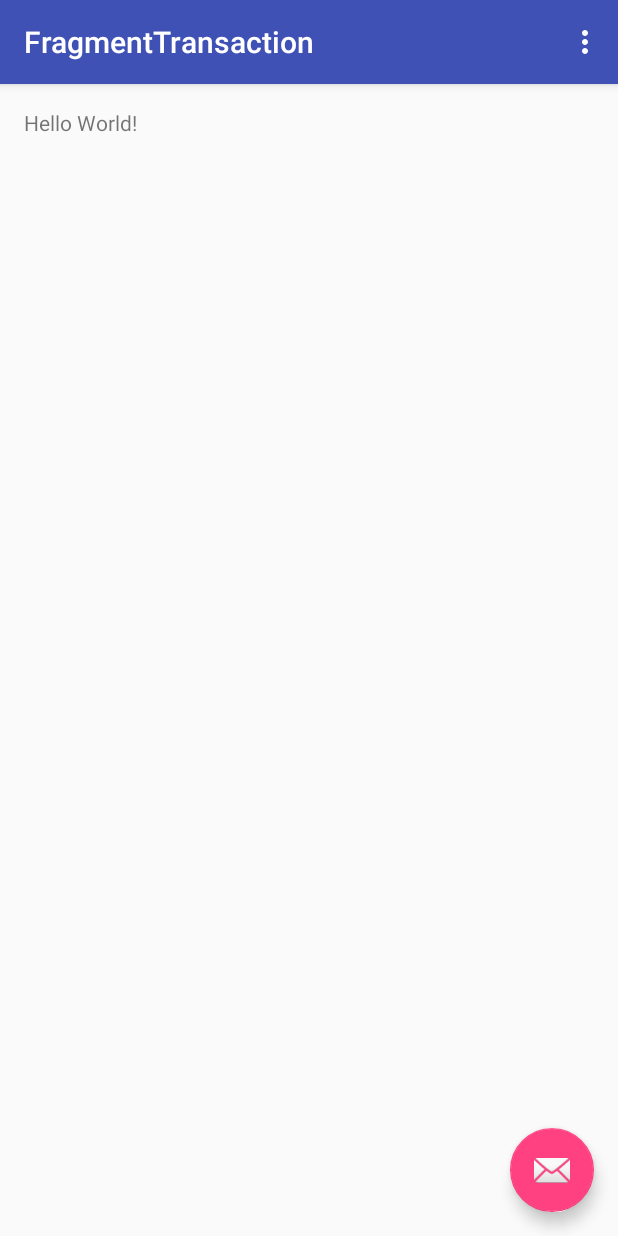
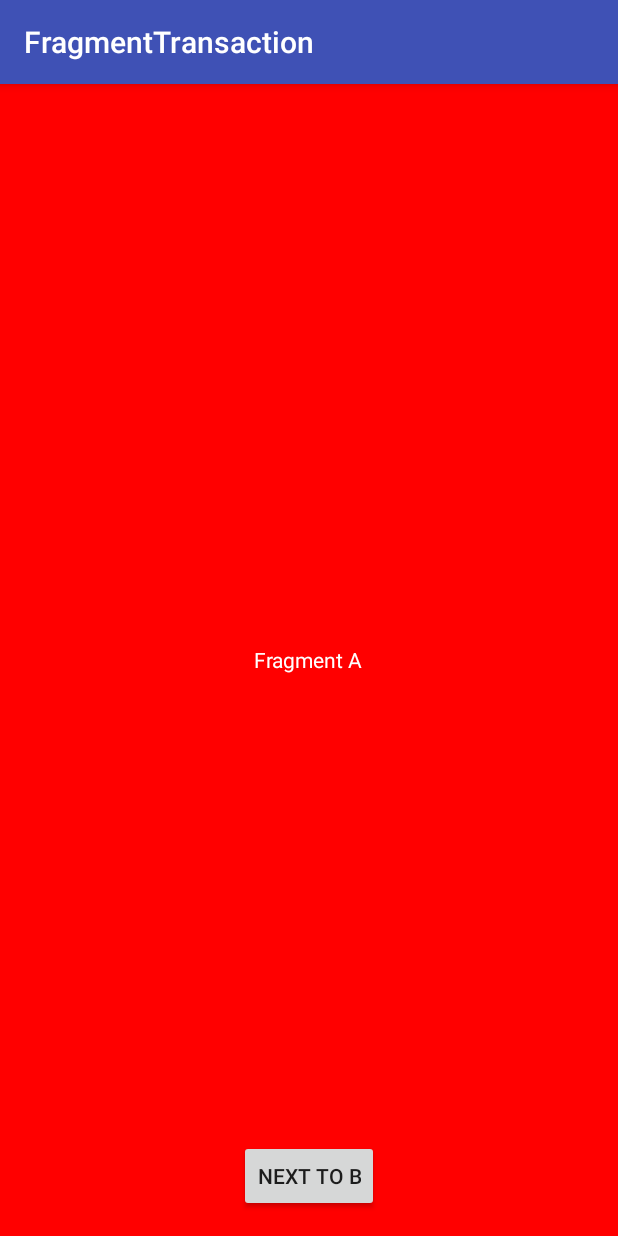
Before and after one commit to song-rit/android-fragment-transaction, an Android app: the screen it shows after launch (MainActivity), on a phone screen of 412 x 824 dp. Run offline under Robolectric (Android 15) with nearby library versions, the phone set to English and light mode, and no system bars.

Commit message:
add activity

```diff
--- a/app/src/main/java/app/awitcha/fragmenttransaction/MainActivity.java
+++ b/app/src/main/java/app/awitcha/fragmenttransaction/MainActivity.java
@@ -3,6 +3,9 @@ package app.awitcha.fragmenttransaction;
 import android.os.Bundle;
 import android.support.design.widget.FloatingActionButton;
 import android.support.design.widget.Snackbar;
+import android.support.v4.app.Fragment;
+import android.support.v4.app.FragmentManager;
+import android.support.v4.app.FragmentTransaction;
 import android.support.v7.app.AppCompatActivity;
 import android.support.v7.widget.Toolbar;
 import android.view.View;
@@ -18,35 +21,10 @@ public class MainActivity extends AppCompatActivity {
         Toolbar toolbar = (Toolbar) findViewById(R.id.toolbar);
         setSupportActionBar(toolbar);
 
-        FloatingActionButton fab = (FloatingActionButton) findViewById(R.id.fab);
-        fab.setOnClickListener(new View.OnClickListener() {
-            @Override
-            public void onClick(View view) {
-                Snackbar.make(view, "Replace with your own action", Snackbar.LENGTH_LONG)
-                        .setAction("Action", null).show();
-            }
-        });
-    }
-
-    @Override
-    public boolean onCreateOptionsMenu(Menu menu) {
-        // Inflate the menu; this adds items to the action bar if it is present.
-        getMenuInflater().inflate(R.menu.menu_main, menu);
-        return true;
-    }
-
-    @Override
-    public boolean onOptionsItemSelected(MenuItem item) {
-        // Handle action bar item clicks here. The action bar will
-        // automatically handle clicks on the Home/Up button, so long
-        // as you specify a parent activity in AndroidManifest.xml.
-        int id = item.getItemId();
-
-        //noinspection SimplifiableIfStatement
-        if (id == R.id.action_settings) {
-            return true;
-        }
-
-        return super.onOptionsItemSelected(item);
+        Fragment fragment = AFragment.newInstance("", "");
+        FragmentManager manager = getSupportFragmentManager();
+        FragmentTransaction transaction = manager.beginTransaction();
+        transaction.replace(R.id.fragment_main, fragment);
+        transaction.commit();
     }
 }
--- a/app/src/main/res/layout/activity_main.xml
+++ b/app/src/main/res/layout/activity_main.xml
@@ -23,12 +23,4 @@
 
     <include layout="@layout/content_main" />
 
-    <android.support.design.widget.FloatingActionButton
-        android:id="@+id/fab"
-        android:layout_width="wrap_content"
-        android:layout_height="wrap_content"
-        android:layout_gravity="bottom|end"
-        android:layout_margin="@dimen/fab_margin"
-        android:src="@android:drawable/ic_dialog_email" />
-
 </android.support.design.widget.CoordinatorLayout>
--- a/app/src/main/res/layout/content_main.xml
+++ b/app/src/main/res/layout/content_main.xml
@@ -1,9 +1,14 @@
-<fragment xmlns:android="http://schemas.android.com/apk/res/android"
+<RelativeLayout xmlns:android="http://schemas.android.com/apk/res/android"
     xmlns:app="http://schemas.android.com/apk/res-auto"
     xmlns:tools="http://schemas.android.com/tools"
-    android:id="@+id/fragment"
-    android:name="app.awitcha.fragmenttransaction.MainActivityFragment"
     android:layout_width="match_parent"
     android:layout_height="match_parent"
-    app:layout_behavior="@string/appbar_scrolling_view_behavior"
-    tools:layout="@layout/fragment_main" />
+    app:layout_behavior="@string/appbar_scrolling_view_behavior">
+
+    <FrameLayout
+        android:id="@+id/fragment_main"
+        android:layout_width="match_parent"
+        android:layout_height="match_parent"
+        tools:layout="@layout/fragment_a"></FrameLayout>
+
+</RelativeLayout>
--- a/app/src/main/res/values/strings.xml
+++ b/app/src/main/res/values/strings.xml
@@ -1,4 +1,5 @@
 <resources>
     <string name="app_name">FragmentTransaction</string>
     <string name="action_settings">Settings</string>
+
 </resources>
```
